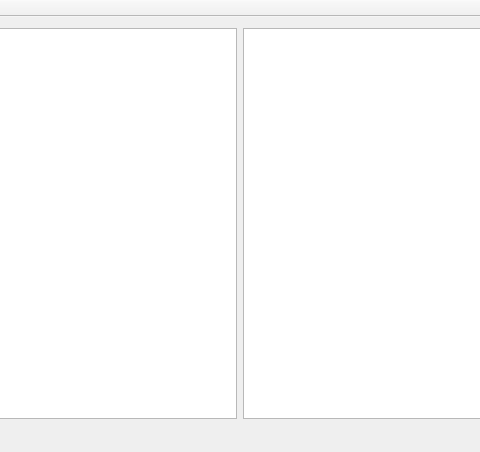
This is MeshSubdivision_Debug/MeshSubdivision_Debug.ui in jingyangcarl/MeshSubdivision_Debug as Qt 5 draws it before an edit; both pictures show x 124 to 604 and y 0 to 452 of the 727 by 452 pixel window. The edited form follows.
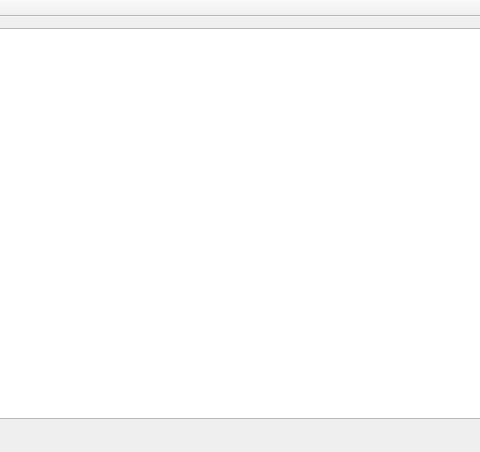
This is the edited form.

The edit to the form file:
```diff
--- a/MeshSubdivision_Debug/MeshSubdivision_Debug.ui
+++ b/MeshSubdivision_Debug/MeshSubdivision_Debug.ui
@@ -15,17 +15,17 @@
   </property>
   <widget class="QWidget" name="centralWidget">
    <layout class="QGridLayout" name="gridLayout">
-    <item row="0" column="1">
-     <layout class="QGridLayout" name="gridLayout_r">
-      <item row="0" column="0">
-       <widget class="QTextEdit" name="textEdit_r"/>
-      </item>
-     </layout>
-    </item>
     <item row="0" column="0">
-     <layout class="QGridLayout" name="gridLayout_l">
+     <layout class="QGridLayout" name="gridLayout_widget"/>
+    </item>
+    <item row="0" column="1">
+     <layout class="QGridLayout" name="gridLayout_cmd">
       <item row="0" column="0">
-       <widget class="QTextEdit" name="textEdit_l"/>
+       <widget class="QTextEdit" name="textEdit_cmd">
+        <property name="verticalScrollBarPolicy">
+         <enum>Qt::ScrollBarAsNeeded</enum>
+        </property>
+       </widget>
       </item>
      </layout>
     </item>
```
